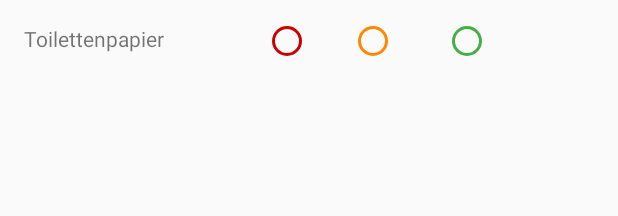
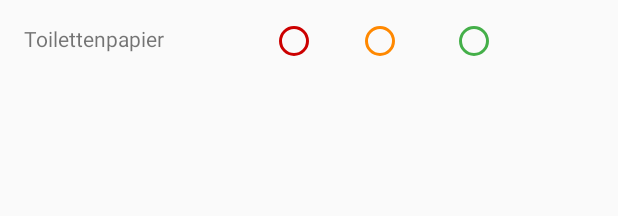
Before and after one commit to WVV-Crowd-Sourced-Stock-Tracking/Android-App, an Android app: the layout product_layout_edit.xml on its own in the app's theme, with its tools: preview values and no code run, on a phone screen of 412 x 824 dp. Shown: the top 216 px of the screen. Run offline under Robolectric (Android 15) with nearby library versions, the phone set to English and light mode, and no system bars.

Commit message:
increase spacing between product name and empty radio button by 5dp

```diff
--- a/app/src/main/res/layout/product_layout_edit.xml
+++ b/app/src/main/res/layout/product_layout_edit.xml
@@ -18,7 +18,7 @@
         android:id="@+id/radio_group_stock"
         android:layout_width="wrap_content"
         android:layout_height="wrap_content"
-        android:layout_marginStart="175dp"
+        android:layout_marginStart="180dp"
         android:layout_marginTop="11dp"
         android:orientation="horizontal"
         android:weightSum="3"
```
